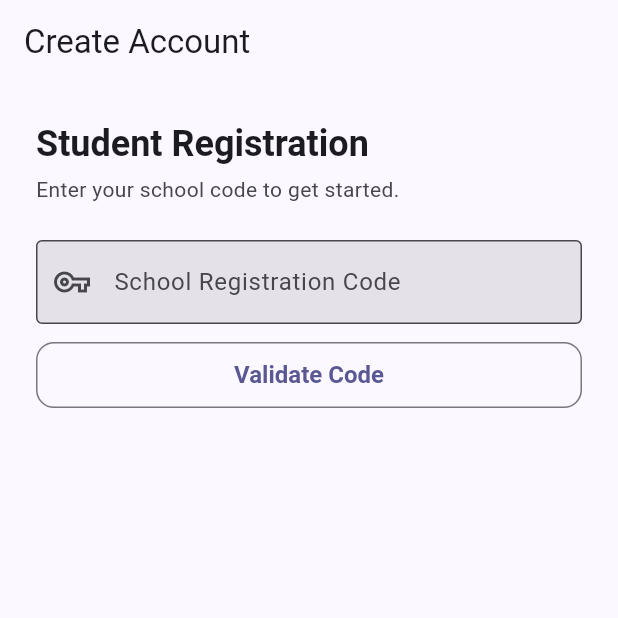
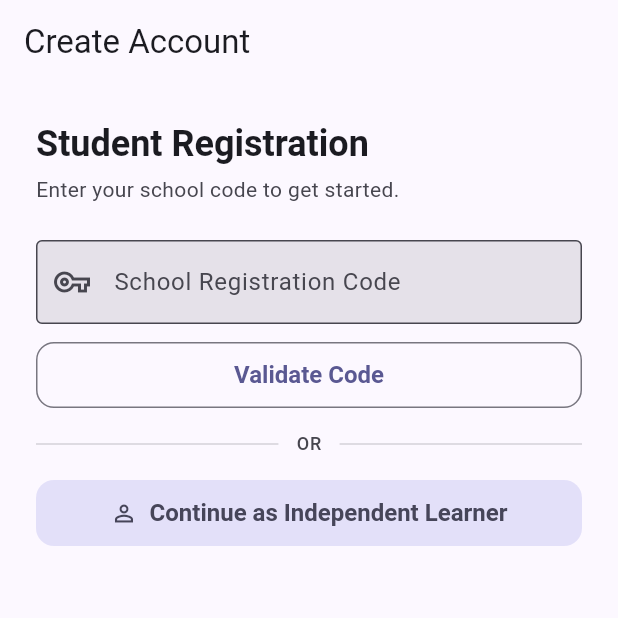
Before and after one commit to needforgedev/ai_education, a Flutter app: the RegistrationScreen screen opened by its route, on a phone screen of 412 x 824 dp, the top half of it. Run offline on Flutter 3.47's test engine with Material 3 defaults, Android fonts, the phone set to English and light mode, and no system bars; our stand-ins replace flutter_riverpod, go_router, supabase_flutter; accounts and stored records are empty.

Commit message:
added : ability to register INDEPEDENT LEARNER

```diff
--- a/lib/features/auth/screens/registration_screen.dart
+++ b/lib/features/auth/screens/registration_screen.dart
@@ -208,6 +208,43 @@ class _RegistrationScreenState extends ConsumerState<RegistrationScreen> {
                       : const Text('Validate Code'),
                 ),
               ),
+              const SizedBox(height: 16),
+              Row(
+                children: [
+                  Expanded(child: Divider(color: theme.colorScheme.outline.withValues(alpha: 0.3))),
+                  Padding(
+                    padding: const EdgeInsets.symmetric(horizontal: 12),
+                    child: Text(
+                      'OR',
+                      style: theme.textTheme.labelMedium?.copyWith(
+                        color: theme.colorScheme.onSurfaceVariant,
+                      ),
+                    ),
+                  ),
+                  Expanded(child: Divider(color: theme.colorScheme.outline.withValues(alpha: 0.3))),
+                ],
+              ),
+              const SizedBox(height: 16),
+              SizedBox(
+                width: double.infinity,
+                height: 44,
+                child: FilledButton.tonal(
+                  onPressed: _isLoading
+                      ? null
+                      : () {
+                          _schoolCodeController.text = 'INDEPENDENT';
+                          _validateSchoolCode();
+                        },
+                  child: Row(
+                    mainAxisAlignment: MainAxisAlignment.center,
+                    children: [
+                      Icon(Icons.person_outline, size: 18, color: theme.colorScheme.onSecondaryContainer),
+                      const SizedBox(width: 8),
+                      const Text('Continue as Independent Learner'),
+                    ],
+                  ),
+                ),
+              ),
             ],
 
             // Step 2: School confirmed — show name + registration form
```
Also changed, not shown: 3 other files.
